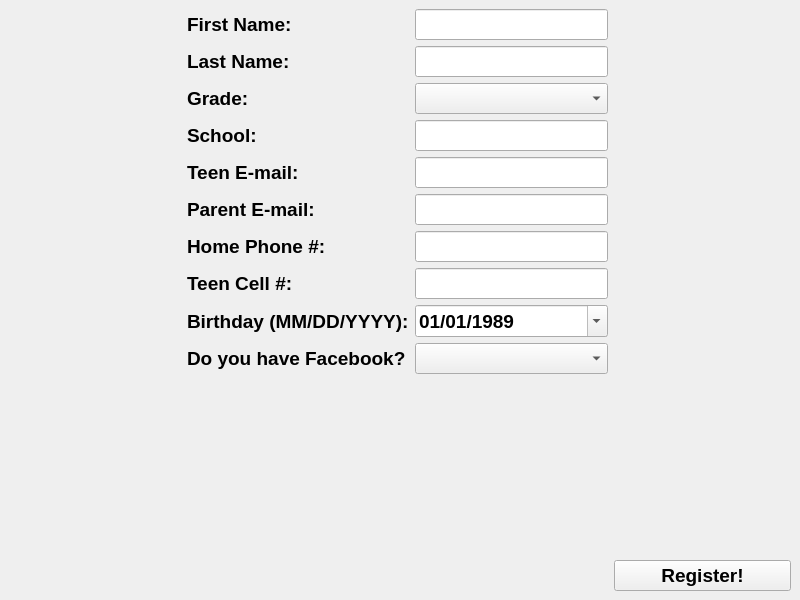
Above: RegistrationForm.ui from nathanbw/LifeTeen-Registration-Form before the change. Below: the same form after it.
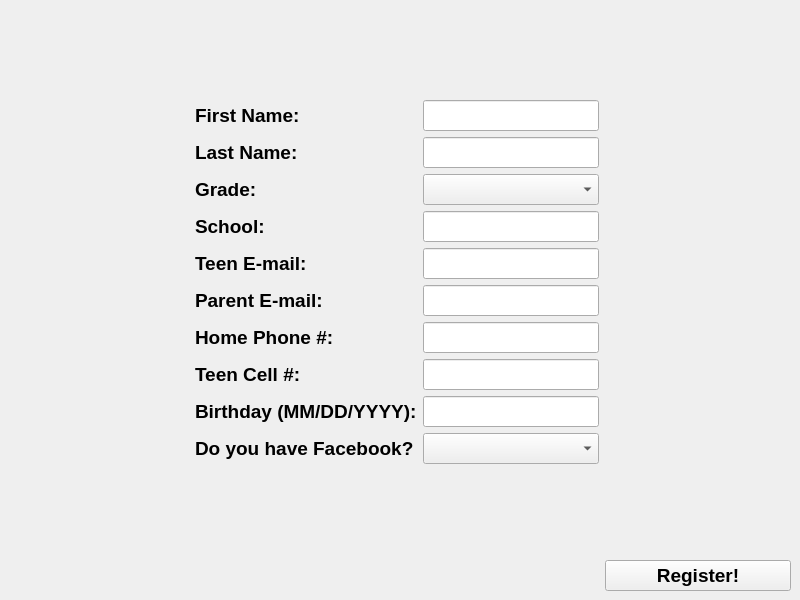
That is the form after the change.

Commit message: All fields required. Date is now text.

What changed in the file:
```diff
--- a/RegistrationForm.ui
+++ b/RegistrationForm.ui
@@ -35,7 +35,7 @@
    <property name="spacing">
     <number>6</number>
    </property>
-   <item row="0" column="2">
+   <item row="1" column="2">
     <spacer name="horizontalSpacer">
      <property name="orientation">
       <enum>Qt::Horizontal</enum>
@@ -48,7 +48,7 @@
      </property>
     </spacer>
    </item>
-   <item row="1" column="1">
+   <item row="2" column="1">
     <spacer name="verticalSpacer">
      <property name="orientation">
       <enum>Qt::Vertical</enum>
@@ -61,7 +61,7 @@
      </property>
     </spacer>
    </item>
-   <item row="0" column="1">
+   <item row="1" column="1">
     <layout class="QFormLayout" name="formLayout">
      <item row="0" column="0">
       <widget class="QLabel" name="firstNameLabel">
@@ -107,6 +107,8 @@
        <property name="font">
         <font>
          <pointsize>14</pointsize>
+         <weight>50</weight>
+         <bold>false</bold>
         </font>
        </property>
       </widget>
@@ -153,6 +155,8 @@
        <property name="font">
         <font>
          <pointsize>14</pointsize>
+         <weight>50</weight>
+         <bold>false</bold>
         </font>
        </property>
       </widget>
@@ -176,6 +180,8 @@
        <property name="font">
         <font>
          <pointsize>14</pointsize>
+         <weight>50</weight>
+         <bold>false</bold>
         </font>
        </property>
       </widget>
@@ -199,6 +205,8 @@
        <property name="font">
         <font>
          <pointsize>14</pointsize>
+         <weight>50</weight>
+         <bold>false</bold>
         </font>
        </property>
       </widget>
@@ -222,6 +230,8 @@
        <property name="font">
         <font>
          <pointsize>14</pointsize>
+         <weight>50</weight>
+         <bold>false</bold>
         </font>
        </property>
       </widget>
@@ -245,6 +255,8 @@
        <property name="font">
         <font>
          <pointsize>14</pointsize>
+         <weight>50</weight>
+         <bold>false</bold>
         </font>
        </property>
       </widget>
@@ -263,51 +275,6 @@
        </property>
       </widget>
      </item>
-     <item row="8" column="1">
-      <widget class="QDateEdit" name="birthdayDateEdit">
-       <property name="sizePolicy">
-        <sizepolicy hsizetype="MinimumExpanding" vsizetype="Fixed">
-         <horstretch>0</horstretch>
-         <verstretch>0</verstretch>
-        </sizepolicy>
-       </property>
-       <property name="font">
-        <font>
-         <pointsize>14</pointsize>
-        </font>
-       </property>
-       <property name="dateTime">
-        <datetime>
-         <hour>0</hour>
-         <minute>0</minute>
-         <second>0</second>
-         <year>1989</year>
-         <month>1</month>
-         <day>1</day>
-        </datetime>
-       </property>
-       <property name="maximumDate">
-        <date>
-         <year>3000</year>
-         <month>12</month>
-         <day>31</day>
-        </date>
-       </property>
-       <property name="minimumDate">
-        <date>
-         <year>1989</year>
-         <month>1</month>
-         <day>1</day>
-        </date>
-       </property>
-       <property name="displayFormat">
-        <string>MM/dd/yyyy</string>
-       </property>
-       <property name="calendarPopup">
-        <bool>true</bool>
-       </property>
-      </widget>
-     </item>
      <item row="9" column="1">
       <widget class="QComboBox" name="doyouhaveFacebookComboBox">
        <property name="font">
@@ -329,9 +296,20 @@
        </property>
       </widget>
      </item>
+     <item row="8" column="1">
+      <widget class="QLineEdit" name="birthdayLineEdit">
+       <property name="font">
+        <font>
+         <pointsize>14</pointsize>
+         <weight>50</weight>
+         <bold>false</bold>
+        </font>
+       </property>
+      </widget>
+     </item>
     </layout>
    </item>
-   <item row="0" column="0">
+   <item row="1" column="0">
     <spacer name="horizontalSpacer_2">
      <property name="orientation">
       <enum>Qt::Horizontal</enum>
@@ -344,7 +322,7 @@
      </property>
     </spacer>
    </item>
-   <item row="2" column="2">
+   <item row="3" column="2">
     <widget class="QPushButton" name="submitRegPushButton">
      <property name="font">
       <font>
@@ -358,6 +336,19 @@
      </property>
     </widget>
    </item>
+   <item row="0" column="1">
+    <spacer name="verticalSpacer_2">
+     <property name="orientation">
+      <enum>Qt::Vertical</enum>
+     </property>
+     <property name="sizeHint" stdset="0">
+      <size>
+       <width>20</width>
+       <height>40</height>
+      </size>
+     </property>
+    </spacer>
+   </item>
   </layout>
  </widget>
  <resources/>
```
The commit also changes 1 other file.
